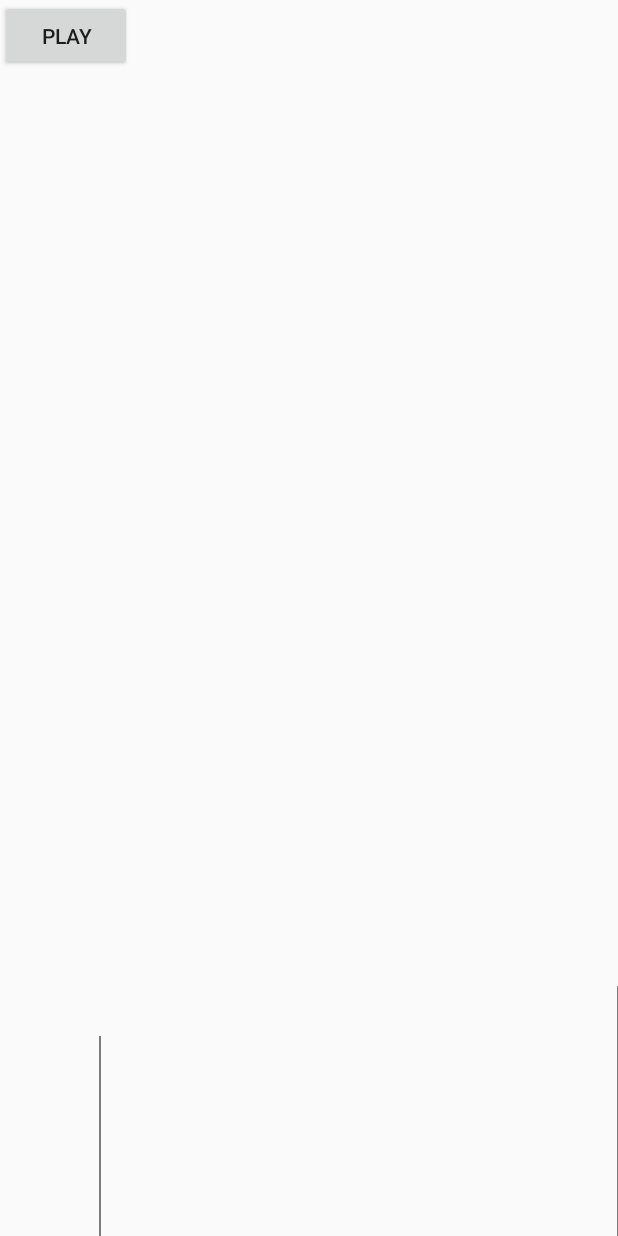
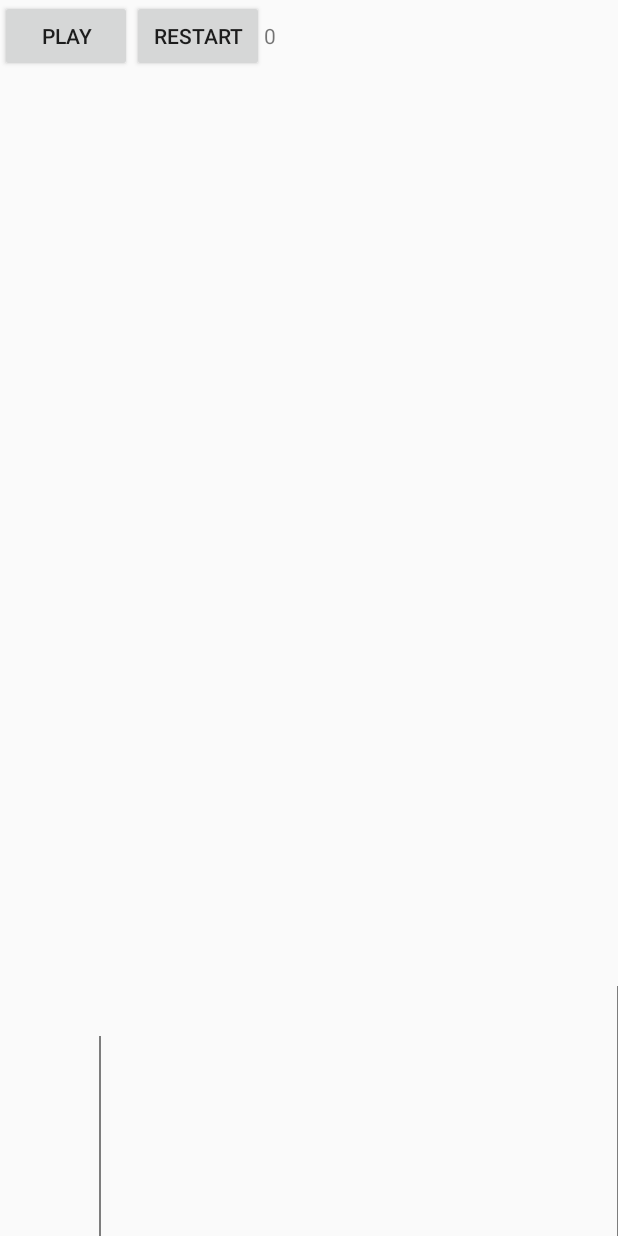
Before and after one commit to PaWeek/JumpGame, an Android app: the layout activity_game.xml on its own in the app's theme, with its tools: preview values and no code run, on a phone screen of 412 x 824 dp. Run offline under Robolectric (Android 15) with nearby library versions, the phone set to English and light mode, and no system bars.

Commit message:
added restart option

```diff
--- a/app/src/main/java/com/example/paweek/jjump/GameActivity.java
+++ b/app/src/main/java/com/example/paweek/jjump/GameActivity.java
@@ -35,6 +35,10 @@ public class GameActivity extends AppCompatActivity {
                     ((Button)view).setText("pause");
                 }
                 break;
+            case R.id.btnRestart:
+                game.restart();
+                ((Button)findViewById(R.id.btnPausePlay)).setText("play");
+                break;
         }
     }
 }
--- a/app/src/main/res/layout/activity_game.xml
+++ b/app/src/main/res/layout/activity_game.xml
@@ -19,10 +19,18 @@
             android:layout_height="wrap_content"
             android:text="@string/play"/>
 
+        <Button
+            android:id="@+id/btnRestart"
+            android:onClick="gameClick"
+            android:layout_width="wrap_content"
+            android:layout_height="wrap_content"
+            android:text="@string/restart" />
+
         <TextView
             android:id="@+id/lblPoints"
             android:layout_width="wrap_content"
-            android:layout_height="wrap_content"/>
+            android:layout_height="wrap_content"
+            android:text="0" />
 
     </LinearLayout>
 
--- a/app/src/main/res/values/strings.xml
+++ b/app/src/main/res/values/strings.xml
@@ -3,4 +3,5 @@
     <string name="play">Play</string>
     <string name="rank">Rank</string>
     <string name="how_play">How Play</string>
+    <string name="restart">restart</string>
 </resources>
```
Also changed, not shown: app/src/main/java/com/example/paweek/jjump/GameComponent.java (+8 -0 lines).
